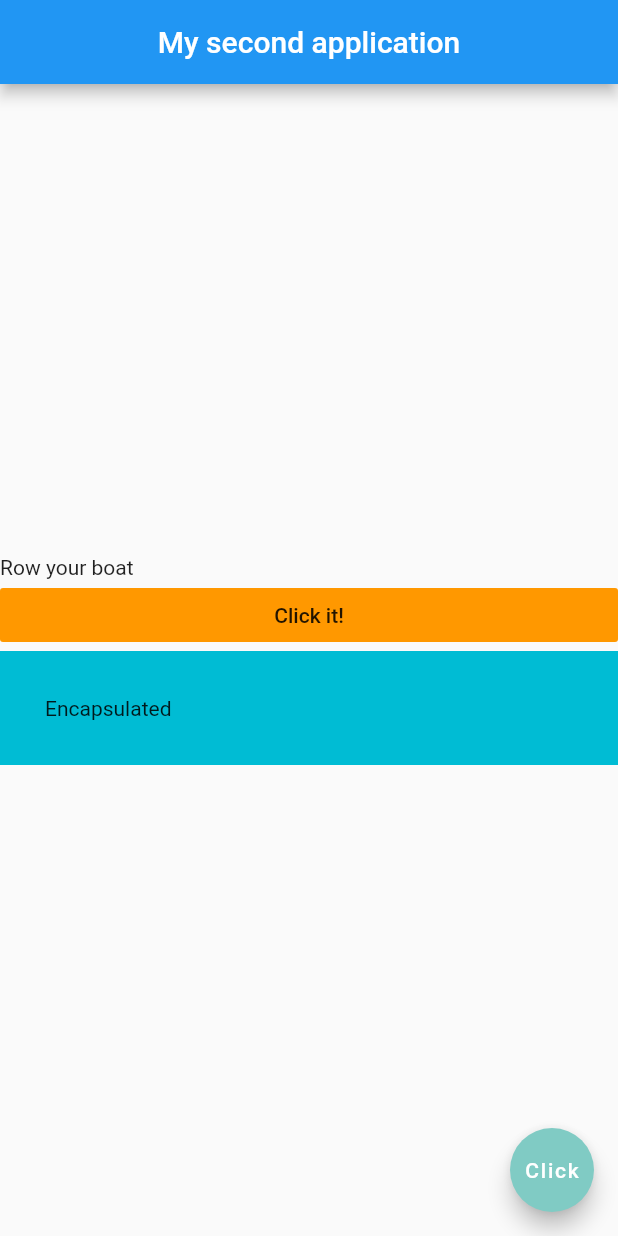
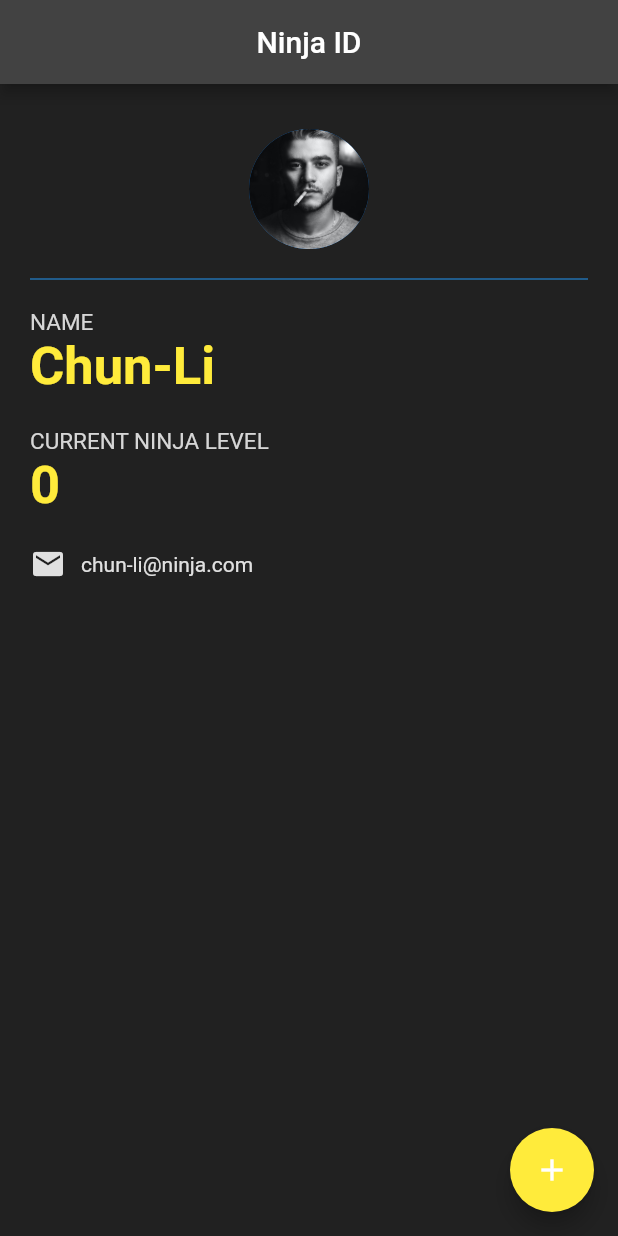
Before and after one commit to chirambaht/Flutter-Example-World-Time-App, a Flutter app: the screen it shows after launch, on a phone screen of 412 x 824 dp. Run offline on Flutter 3.47's test engine with Material 2 defaults, Android fonts, the phone set to English and light mode, and no system bars.

Commit message:
Stateful widgets taughts

```diff
--- a/lib/main.dart
+++ b/lib/main.dart
@@ -6,35 +6,101 @@ void main() {
   ));
 }
 
-class Home extends StatelessWidget {
+class Home extends StatefulWidget {
+  @override
+  _HomeState createState() => _HomeState();
+}
+
+class _HomeState extends State<Home> {
+  int ninjaLevel = 0;
+
   @override
   Widget build(BuildContext context) {
     return Scaffold(
       appBar: AppBar(
-        title: Text('My second application'),
+        backgroundColor: Colors.grey[800],
+        title: Text('Ninja ID'),
         centerTitle: true,
       ),
-      body: Column(
-        children: [
-          Text('Row your boat'),
-          FlatButton(
-            onPressed: () {},
-            child: Text('Click it!'),
-            color: Colors.orange,
+      body: Container(
+        color: Colors.grey[900],
+        child: Padding(
+          padding: const EdgeInsets.symmetric(
+            horizontal: 20.0,
+            vertical: 0.0,
           ),
-          Container(
-            color: Colors.cyan,
-            padding: EdgeInsets.all(30.0),
-            child: Text('Encapsulated'),
-          )
-        ],
-        mainAxisAlignment: MainAxisAlignment.center,
-        crossAxisAlignment: CrossAxisAlignment.stretch,
+          child: Column(
+            crossAxisAlignment: CrossAxisAlignment.start,
+            mainAxisAlignment: MainAxisAlignment.start,
+            children: [
+              SizedBox(
+                height: 30.0,
+              ),
+              Center(
+                child: CircleAvatar(
+                  radius: 40.0,
+                  backgroundImage: AssetImage('assets/images/alex.jpg'),
+                ),
+              ),
+              Divider(
+                height: 40.0,
+                color: Colors.blue,
+              ),
+              Text(
+                'NAME',
+                style: TextStyle(fontSize: 15.0, color: Colors.grey[350]),
+              ),
+              Text(
+                'Chun-Li',
+                style: TextStyle(
+                    fontWeight: FontWeight.bold,
+                    color: Colors.yellow,
+                    fontSize: 35.0),
+              ),
+              SizedBox(
+                height: 20.0,
+              ),
+              Text(
+                'CURRENT NINJA LEVEL',
+                style: TextStyle(fontSize: 15.0, color: Colors.grey[350]),
+              ),
+              Text(
+                '$ninjaLevel',
+                style: TextStyle(
+                    fontWeight: FontWeight.bold,
+                    color: Colors.yellow,
+                    fontSize: 35.0),
+              ),
+              SizedBox(
+                height: 20.0,
+              ),
+              Row(children: [
+                Icon(
+                  Icons.email,
+                  color: Colors.grey[300],
+                ),
+                SizedBox(
+                  width: 10.0,
+                ),
+                Text(
+                  'chun-li@ninja.com',
+                  style: TextStyle(
+                    color: Colors.grey[300],
+                  ),
+                )
+              ]),
+            ],
+          ),
+        ),
       ),
       floatingActionButton: FloatingActionButton(
-        child: Text('Click'),
-        onPressed: () {},
-        backgroundColor: Colors.teal[200],
+        onPressed: () {
+          setState(() {
+            ninjaLevel++;
+          });
+        },
+        child: Icon(Icons.add),
+        backgroundColor: Colors.yellow,
       ),
     );
   }
```
Also changed, not shown: assets/images/alex.jpg (added).
